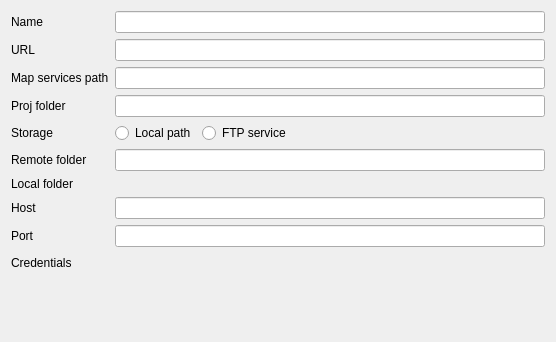
Before: the Qt Designer form geocatbridge/servers/views/mapserver.ui in GeoCat/qgis-bridge-plugin, drawn with Qt 5.
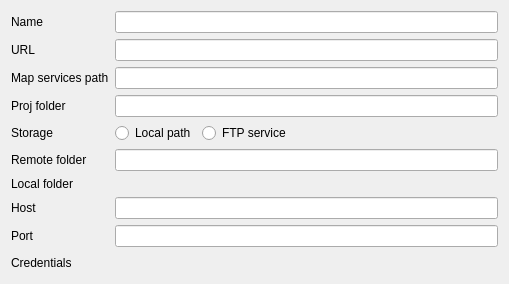
After: the same form once the commit is applied. Custom widgets are drawn as their Qt base class.

```diff
--- a/geocatbridge/servers/views/mapserver.ui
+++ b/geocatbridge/servers/views/mapserver.ui
@@ -6,21 +6,54 @@
    <rect>
     <x>0</x>
     <y>0</y>
-    <width>556</width>
-    <height>342</height>
+    <width>509</width>
+    <height>269</height>
    </rect>
   </property>
   <property name="sizePolicy">
-   <sizepolicy hsizetype="Expanding" vsizetype="Minimum">
+   <sizepolicy hsizetype="Expanding" vsizetype="Preferred">
     <horstretch>0</horstretch>
     <verstretch>0</verstretch>
    </sizepolicy>
   </property>
+  <property name="maximumSize">
+   <size>
+    <width>16777215</width>
+    <height>16777215</height>
+   </size>
+  </property>
   <layout class="QVBoxLayout" name="verticalLayout_3">
+   <item alignment="Qt::AlignTop">
+    <widget class="QFrame" name="frame">
+     <property name="sizePolicy">
+      <sizepolicy hsizetype="Expanding" vsizetype="Preferred">
+       <horstretch>0</horstretch>
+       <verstretch>0</verstretch>
+      </sizepolicy>
+     </property>
+     <property name="frameShape">
+      <enum>QFrame::NoFrame</enum>
+     </property>
+     <property name="frameShadow">
+      <enum>QFrame::Raised</enum>
+     </property>
+     <layout class="QVBoxLayout" name="verticalLayout">
+      <property name="leftMargin">
+       <number>0</number>
+      </property>
+      <property name="topMargin">
+       <number>0</number>
+      </property>
+      <property name="rightMargin">
+       <number>0</number>
+      </property>
+      <property name="bottomMargin">
+       <number>0</number>
+      </property>
    <item>
     <layout class="QGridLayout" name="gridLayout">
      <property name="bottomMargin">
-      <number>10</number>
+         <number>0</number>
      </property>
      <item row="5" column="0">
       <widget class="QLabel" name="labelRemoteFolder">
@@ -239,7 +272,7 @@
      <item row="9" column="1">
       <widget class="QWidget" name="mapserverAuthWidget" native="true">
        <property name="sizePolicy">
-        <sizepolicy hsizetype="Preferred" vsizetype="Fixed">
+           <sizepolicy hsizetype="Expanding" vsizetype="Preferred">
          <horstretch>0</horstretch>
          <verstretch>0</verstretch>
         </sizepolicy>
@@ -257,21 +290,8 @@
      </item>
     </layout>
    </item>
-   <item>
-    <spacer name="verticalSpacer_10">
-     <property name="orientation">
-      <enum>Qt::Vertical</enum>
-     </property>
-     <property name="sizeType">
-      <enum>QSizePolicy::MinimumExpanding</enum>
-     </property>
-     <property name="sizeHint" stdset="0">
-      <size>
-       <width>20</width>
-       <height>40</height>
-      </size>
-     </property>
-    </spacer>
+     </layout>
+    </widget>
    </item>
   </layout>
  </widget>
```
Lines whose indentation alone changed are shown as unchanged.
